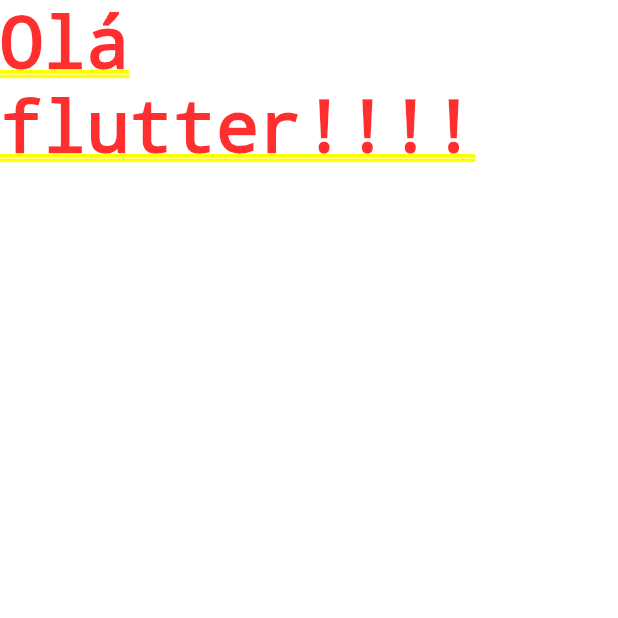
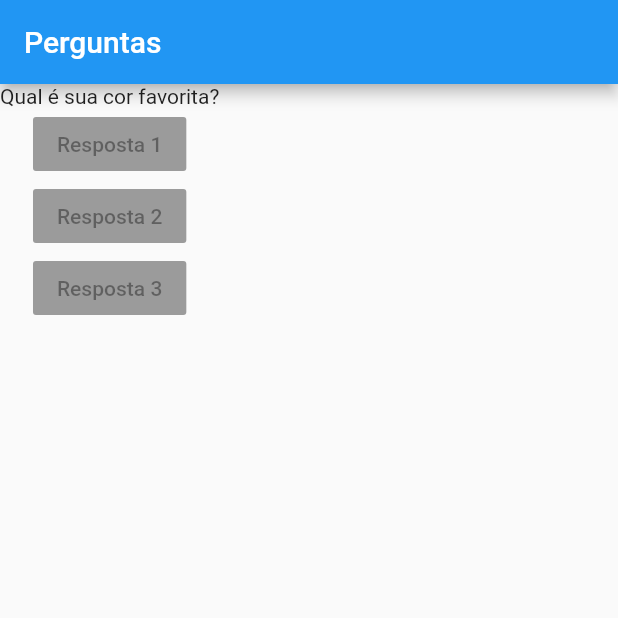
Before and after one commit to devuptime-well/app-flutter-perguntas, a Flutter app: the screen it shows after launch, on a phone screen of 412 x 824 dp, the top half of it. Run offline on Flutter 3.47's test engine with Material 2 defaults, Android fonts, the phone set to English and light mode, and no system bars.

Commit message:
Column - RaiseButon - Scaffold

```diff
--- a/lib/main.dart
+++ b/lib/main.dart
@@ -1,13 +1,37 @@
 import 'package:flutter/material.dart';
 
-main() {
-  runApp(new PerguntaApp());
-}
+main() => runApp(PerguntaApp());
 
 class PerguntaApp extends StatelessWidget {
+  @override
   Widget build(BuildContext context) {
+    final perguntas = [
+      'Qual é sua cor favorita?',
+      'Qual é o seu animal favorito',
+    ];
     return MaterialApp(
-      home: Text('Olá flutter!!!!'),
+      home: Scaffold(
+        appBar: AppBar(
+          title: Text('Perguntas'),
+        ),
+        body: Column(
+          children: <Widget>[
+            Text(perguntas[0]),
+            RaisedButton(
+              child: Text('Resposta 1'),
+              onPressed: null,
+            ),
+            RaisedButton(
+              child: Text('Resposta 2'),
+              onPressed: null,
+            ),
+            RaisedButton(
+              child: Text('Resposta 3'),
+              onPressed: null,
+            ),
+          ],
+        ),
+      ),
     );
   }
 }
```
